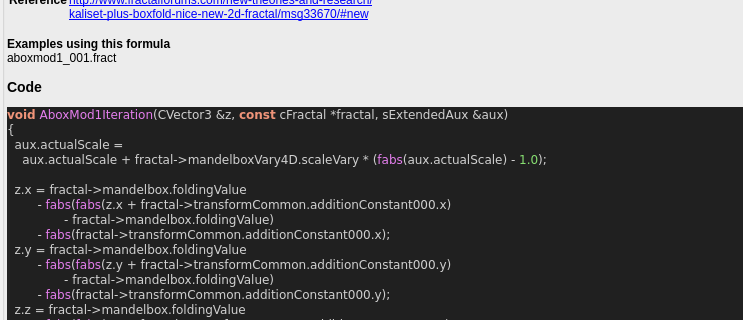
First picture: the form in mandelbulber2/qt_data/fractal_abox_mod1.ui, repository buddhi1980/mandelbulber2, before the edit; both pictures show x 0 to 743 and y 260 to 580 of the 970 by 1073 pixel window.
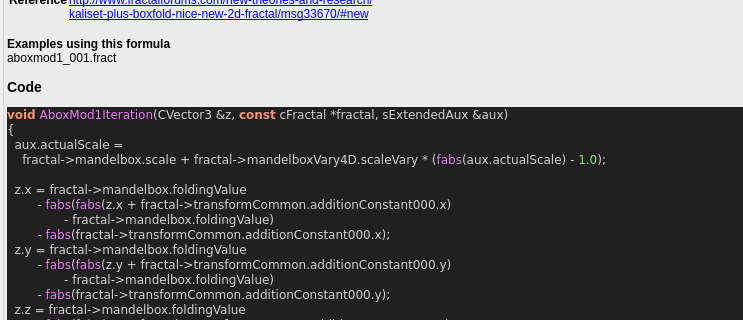
Second picture: the form after the edit. Custom widgets are drawn as their Qt base class.

Patch:
```diff
--- a/mandelbulber2/qt_data/fractal_abox_mod1.ui
+++ b/mandelbulber2/qt_data/fractal_abox_mod1.ui
@@ -474,7 +474,7 @@
 &lt;pre style=&quot;color:#d0d0d0; background-color:#202020;  font-family:'Courier New',monospace;&quot;&gt;&lt;span style=&quot;color:#f09479; font-weight:bold&quot;&gt;void&lt;/span&gt; &lt;span style=&quot;color:#e47eed&quot;&gt;AboxMod1Iteration&lt;/span&gt;&lt;span style=&quot;color:#d0d0d0&quot;&gt;(&lt;/span&gt;CVector3 &lt;span style=&quot;color:#d0d0d0&quot;&gt;&amp;amp;&lt;/span&gt;z&lt;span style=&quot;color:#d0d0d0&quot;&gt;,&lt;/span&gt; &lt;span style=&quot;color:#f09479; font-weight:bold&quot;&gt;const&lt;/span&gt; cFractal &lt;span style=&quot;color:#d0d0d0&quot;&gt;*&lt;/span&gt;fractal&lt;span style=&quot;color:#d0d0d0&quot;&gt;,&lt;/span&gt; sExtendedAux &lt;span style=&quot;color:#d0d0d0&quot;&gt;&amp;amp;&lt;/span&gt;aux&lt;span style=&quot;color:#d0d0d0&quot;&gt;)&lt;/span&gt;
 &lt;span style=&quot;color:#d0d0d0&quot;&gt;{&lt;/span&gt;
   aux&lt;span style=&quot;color:#d0d0d0&quot;&gt;.&lt;/span&gt;actualScale &lt;span style=&quot;color:#d0d0d0&quot;&gt;=&lt;/span&gt;
-    aux&lt;span style=&quot;color:#d0d0d0&quot;&gt;.&lt;/span&gt;actualScale &lt;span style=&quot;color:#d0d0d0&quot;&gt;+&lt;/span&gt; fractal&lt;span style=&quot;color:#d0d0d0&quot;&gt;-&amp;gt;&lt;/span&gt;mandelboxVary4D&lt;span style=&quot;color:#d0d0d0&quot;&gt;.&lt;/span&gt;scaleVary &lt;span style=&quot;color:#d0d0d0&quot;&gt;* (&lt;/span&gt;&lt;span style=&quot;color:#e47eed&quot;&gt;fabs&lt;/span&gt;&lt;span style=&quot;color:#d0d0d0&quot;&gt;(&lt;/span&gt;aux&lt;span style=&quot;color:#d0d0d0&quot;&gt;.&lt;/span&gt;actualScale&lt;span style=&quot;color:#d0d0d0&quot;&gt;) -&lt;/span&gt; &lt;span style=&quot;color:#87df71&quot;&gt;1.0&lt;/span&gt;&lt;span style=&quot;color:#d0d0d0&quot;&gt;);&lt;/span&gt;
+    fractal&lt;span style=&quot;color:#d0d0d0&quot;&gt;-&amp;gt;&lt;/span&gt;mandelbox&lt;span style=&quot;color:#d0d0d0&quot;&gt;.&lt;/span&gt;scale &lt;span style=&quot;color:#d0d0d0&quot;&gt;+&lt;/span&gt; fractal&lt;span style=&quot;color:#d0d0d0&quot;&gt;-&amp;gt;&lt;/span&gt;mandelboxVary4D&lt;span style=&quot;color:#d0d0d0&quot;&gt;.&lt;/span&gt;scaleVary &lt;span style=&quot;color:#d0d0d0&quot;&gt;* (&lt;/span&gt;&lt;span style=&quot;color:#e47eed&quot;&gt;fabs&lt;/span&gt;&lt;span style=&quot;color:#d0d0d0&quot;&gt;(&lt;/span&gt;aux&lt;span style=&quot;color:#d0d0d0&quot;&gt;.&lt;/span&gt;actualScale&lt;span style=&quot;color:#d0d0d0&quot;&gt;) -&lt;/span&gt; &lt;span style=&quot;color:#87df71&quot;&gt;1.0&lt;/span&gt;&lt;span style=&quot;color:#d0d0d0&quot;&gt;);&lt;/span&gt;
 
   z&lt;span style=&quot;color:#d0d0d0&quot;&gt;.&lt;/span&gt;x &lt;span style=&quot;color:#d0d0d0&quot;&gt;=&lt;/span&gt; fractal&lt;span style=&quot;color:#d0d0d0&quot;&gt;-&amp;gt;&lt;/span&gt;mandelbox&lt;span style=&quot;color:#d0d0d0&quot;&gt;.&lt;/span&gt;foldingValue
         &lt;span style=&quot;color:#d0d0d0&quot;&gt;-&lt;/span&gt; &lt;span style=&quot;color:#e47eed&quot;&gt;fabs&lt;/span&gt;&lt;span style=&quot;color:#d0d0d0&quot;&gt;(&lt;/span&gt;&lt;span style=&quot;color:#e47eed&quot;&gt;fabs&lt;/span&gt;&lt;span style=&quot;color:#d0d0d0&quot;&gt;(&lt;/span&gt;z&lt;span style=&quot;color:#d0d0d0&quot;&gt;.&lt;/span&gt;x &lt;span style=&quot;color:#d0d0d0&quot;&gt;+&lt;/span&gt; fractal&lt;span style=&quot;color:#d0d0d0&quot;&gt;-&amp;gt;&lt;/span&gt;transformCommon&lt;span style=&quot;color:#d0d0d0&quot;&gt;.&lt;/span&gt;additionConstant000&lt;span style=&quot;color:#d0d0d0&quot;&gt;.&lt;/span&gt;x&lt;span style=&quot;color:#d0d0d0&quot;&gt;)&lt;/span&gt;
```
